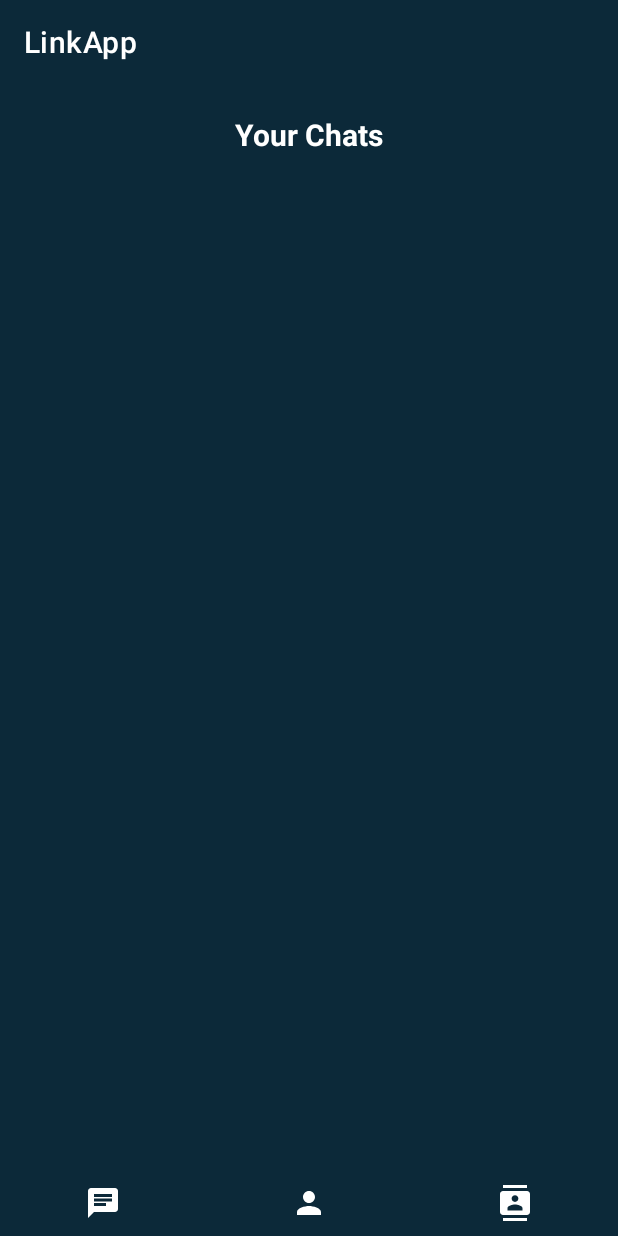
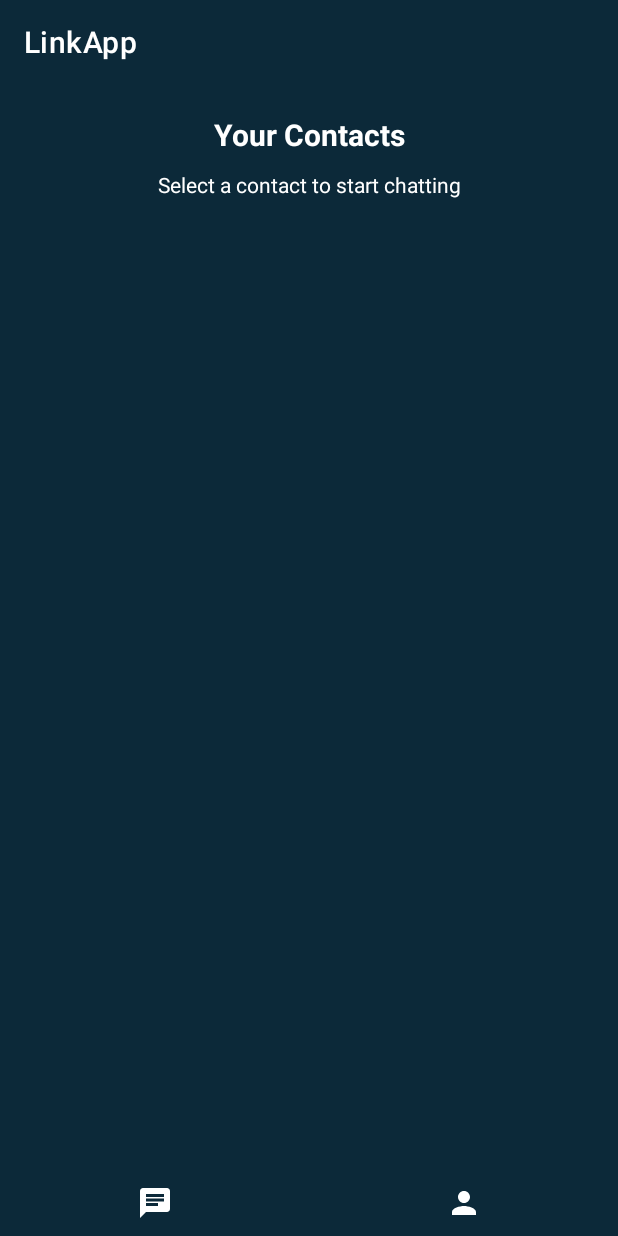
Before and after one commit to LaraCassandra/Link, an Android app: the ChatsActivity screen opened directly, with no data from a screen before it, on a phone screen of 412 x 824 dp. Run offline under Robolectric (Android 15) with nearby library versions, the light colour scheme and no system bars; our stand-ins replace Firebase (no records; nobody signed in at launch, a user with empty details on screens opened directly); libraries missing offline, so code that uses them is left out: com.xwray.groupie; 1 statement that could not run was skipped.

Commit message:
Add styling and remove empty chats section

```diff
--- a/LinkApp/app/src/main/java/com/example/linkapp/ChatsActivity.kt
+++ b/LinkApp/app/src/main/java/com/example/linkapp/ChatsActivity.kt
@@ -25,7 +25,7 @@ class ChatsActivity : BaseActivity() {
         setSupportActionBar((findViewById(R.id.tb_toolbar)))
 
         // REFERENCE TO FRAGMENTS
-        val chatsFragment = ChatsFragment()
+//        val chatsFragment = ChatsFragment()
         val contactsFragment = ContactsFragment()
         val profileFragment = ProfileFragment()
 
@@ -33,7 +33,7 @@ class ChatsActivity : BaseActivity() {
         //SET DEFAULT FRAGMENT
         //APPLY FRAGMENT TO FRAME
         supportFragmentManager.beginTransaction().apply {
-            replace(R.id.fl_fragment, chatsFragment)
+            replace(R.id.fl_fragment, contactsFragment)
             commit()
         }
 
@@ -59,16 +59,16 @@ class ChatsActivity : BaseActivity() {
             }
         }
 
-        // ON CHATS CLICK
-        val ib_chats = findViewById<ImageButton>(R.id.ib_chats)
-        ib_chats.setOnClickListener {
-            //APPLY CHATS FRAGMENT TO FRAME
-            supportFragmentManager.beginTransaction().apply {
-                replace(R.id.fl_fragment, chatsFragment)
-                addToBackStack(null)
-                commit()
-            }
-        }
+//        // ON CHATS CLICK
+//        val ib_chats = findViewById<ImageButton>(R.id.ib_chats)
+//        ib_chats.setOnClickListener {
+//            //APPLY CHATS FRAGMENT TO FRAME
+//            supportFragmentManager.beginTransaction().apply {
+//                replace(R.id.fl_fragment, chatsFragment)
+//                addToBackStack(null)
+//                commit()
+//            }
+//        }
 
 //
 //        val uid = intent.getStringExtra(Constants.LOGGED_IN_ID)
--- a/LinkApp/app/src/main/res/layout/activity_chats.xml
+++ b/LinkApp/app/src/main/res/layout/activity_chats.xml
@@ -41,8 +41,18 @@
         app:layout_constraintHorizontal_bias="1.0"
         app:layout_constraintStart_toStartOf="parent">
 
+<!--        <ImageButton-->
+<!--            android:id="@+id/ib_chats"-->
+<!--            android:layout_width="wrap_content"-->
+<!--            android:layout_height="wrap_content"-->
+<!--            android:layout_weight="1"-->
+<!--            android:background="@color/Navy"-->
+<!--            android:gravity="center"-->
+<!--            android:padding="10dp"-->
+<!--            android:src="@drawable/ic_baseline_chat_24" />-->
+
         <ImageButton
-            android:id="@+id/ib_chats"
+            android:id="@+id/ib_contacts"
             android:layout_width="wrap_content"
             android:layout_height="wrap_content"
             android:layout_weight="1"
@@ -61,15 +71,6 @@
             android:padding="10dp"
             android:src="@drawable/ic_baseline_person_24" />
 
-        <ImageButton
-            android:id="@+id/ib_contacts"
-            android:layout_width="wrap_content"
-            android:layout_height="wrap_content"
-            android:layout_weight="1"
-            android:background="@color/Navy"
-            android:gravity="center"
-            android:padding="10dp"
-            android:src="@drawable/ic_baseline_contacts_24" />
 
     </LinearLayout>
 
--- a/LinkApp/app/src/main/res/layout/fragment_contacts.xml
+++ b/LinkApp/app/src/main/res/layout/fragment_contacts.xml
@@ -28,11 +28,23 @@
             app:layout_constraintStart_toStartOf="parent"
             app:layout_constraintTop_toTopOf="parent" />
 
+        <TextView
+            android:layout_width="match_parent"
+            android:layout_height="wrap_content"
+            android:gravity="center"
+            android:text="Select a contact to start chatting"
+            android:textColor="@color/white"
+            app:layout_goneMarginBottom="10dp"
+            android:layout_marginBottom="1dp"
+            app:layout_constraintBottom_toTopOf="@+id/rv_container"
+            app:layout_constraintTop_toBottomOf="@+id/textView2" />
+
         <androidx.recyclerview.widget.RecyclerView
             android:id="@+id/rv_container"
             android:layout_width="match_parent"
             android:layout_height="0dp"
             android:layout_marginStart="20dp"
+            android:layout_marginTop="20dp"
             android:layout_marginEnd="20dp"
             android:layout_marginBottom="20dp"
             app:layout_constraintBottom_toBottomOf="parent"
```
Also changed, not shown: LinkApp/app/src/main/res/drawable/contact_box.xml (added, +7 -0 lines), LinkApp/app/src/main/res/layout/item_contact.xml (+6 -2 lines).
